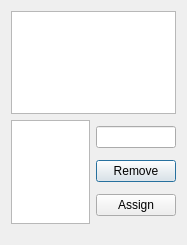
Before: the Qt Designer form keybindings.ui in CE-Programming/CEmu, drawn with Qt 5.
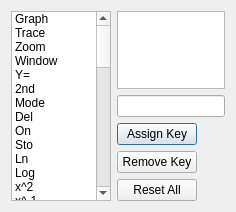
After: the same form once the commit is applied.

Patch:
```diff
--- a/keybindings.ui
+++ b/keybindings.ui
@@ -6,64 +6,353 @@
    <rect>
     <x>0</x>
     <y>0</y>
-    <width>187</width>
-    <height>245</height>
+    <width>236</width>
+    <height>212</height>
    </rect>
   </property>
   <property name="windowTitle">
    <string>Dialog</string>
   </property>
-  <layout class="QVBoxLayout" name="verticalLayout">
+  <layout class="QHBoxLayout" name="horizontalLayout">
    <item>
-    <widget class="QListWidget" name="listWidget"/>
+    <widget class="QListWidget" name="listKeys">
+     <property name="sizePolicy">
+      <sizepolicy hsizetype="Preferred" vsizetype="Preferred">
+       <horstretch>0</horstretch>
+       <verstretch>0</verstretch>
+      </sizepolicy>
+     </property>
+     <item>
+      <property name="text">
+       <string>Graph</string>
+      </property>
+     </item>
+     <item>
+      <property name="text">
+       <string>Trace</string>
+      </property>
+     </item>
+     <item>
+      <property name="text">
+       <string>Zoom</string>
+      </property>
+     </item>
+     <item>
+      <property name="text">
+       <string>Window</string>
+      </property>
+     </item>
+     <item>
+      <property name="text">
+       <string>Y=</string>
+      </property>
+     </item>
+     <item>
+      <property name="text">
+       <string>2nd</string>
+      </property>
+     </item>
+     <item>
+      <property name="text">
+       <string>Mode</string>
+      </property>
+     </item>
+     <item>
+      <property name="text">
+       <string>Del</string>
+      </property>
+     </item>
+     <item>
+      <property name="text">
+       <string>On</string>
+      </property>
+     </item>
+     <item>
+      <property name="text">
+       <string>Sto</string>
+      </property>
+     </item>
+     <item>
+      <property name="text">
+       <string>Ln</string>
+      </property>
+     </item>
+     <item>
+      <property name="text">
+       <string>Log</string>
+      </property>
+     </item>
+     <item>
+      <property name="text">
+       <string>x^2</string>
+      </property>
+     </item>
+     <item>
+      <property name="text">
+       <string>x^-1</string>
+      </property>
+     </item>
+     <item>
+      <property name="text">
+       <string>Math</string>
+      </property>
+     </item>
+     <item>
+      <property name="text">
+       <string>Alpha</string>
+      </property>
+     </item>
+     <item>
+      <property name="text">
+       <string>0</string>
+      </property>
+     </item>
+     <item>
+      <property name="text">
+       <string>1</string>
+      </property>
+     </item>
+     <item>
+      <property name="text">
+       <string>4</string>
+      </property>
+     </item>
+     <item>
+      <property name="text">
+       <string>7</string>
+      </property>
+     </item>
+     <item>
+      <property name="text">
+       <string>,</string>
+      </property>
+     </item>
+     <item>
+      <property name="text">
+       <string>Sin</string>
+      </property>
+     </item>
+     <item>
+      <property name="text">
+       <string>Apps</string>
+      </property>
+     </item>
+     <item>
+      <property name="text">
+       <string>X,T,0,n</string>
+      </property>
+     </item>
+     <item>
+      <property name="text">
+       <string>.</string>
+      </property>
+     </item>
+     <item>
+      <property name="text">
+       <string>2</string>
+      </property>
+     </item>
+     <item>
+      <property name="text">
+       <string>5</string>
+      </property>
+     </item>
+     <item>
+      <property name="text">
+       <string>8</string>
+      </property>
+     </item>
+     <item>
+      <property name="text">
+       <string>(</string>
+      </property>
+     </item>
+     <item>
+      <property name="text">
+       <string>Cos</string>
+      </property>
+     </item>
+     <item>
+      <property name="text">
+       <string>Prgm</string>
+      </property>
+     </item>
+     <item>
+      <property name="text">
+       <string>Stat</string>
+      </property>
+     </item>
+     <item>
+      <property name="text">
+       <string>(-)</string>
+      </property>
+     </item>
+     <item>
+      <property name="text">
+       <string>3</string>
+      </property>
+     </item>
+     <item>
+      <property name="text">
+       <string>6</string>
+      </property>
+     </item>
+     <item>
+      <property name="text">
+       <string>9</string>
+      </property>
+     </item>
+     <item>
+      <property name="text">
+       <string>)</string>
+      </property>
+     </item>
+     <item>
+      <property name="text">
+       <string>Tan</string>
+      </property>
+     </item>
+     <item>
+      <property name="text">
+       <string>Vars</string>
+      </property>
+     </item>
+     <item>
+      <property name="text">
+       <string>Enter</string>
+      </property>
+     </item>
+     <item>
+      <property name="text">
+       <string>+</string>
+      </property>
+     </item>
+     <item>
+      <property name="text">
+       <string>-</string>
+      </property>
+     </item>
+     <item>
+      <property name="text">
+       <string>x</string>
+      </property>
+     </item>
+     <item>
+      <property name="text">
+       <string>/</string>
+      </property>
+     </item>
+     <item>
+      <property name="text">
+       <string>^</string>
+      </property>
+     </item>
+     <item>
+      <property name="text">
+       <string>Clear</string>
+      </property>
+     </item>
+     <item>
+      <property name="text">
+       <string>Down</string>
+      </property>
+     </item>
+     <item>
+      <property name="text">
+       <string>Left</string>
+      </property>
+     </item>
+     <item>
+      <property name="text">
+       <string>Right</string>
+      </property>
+     </item>
+     <item>
+      <property name="text">
+       <string>Up</string>
+      </property>
+     </item>
+    </widget>
    </item>
    <item>
-    <layout class="QVBoxLayout" name="verticalLayout_3">
+    <layout class="QVBoxLayout" name="verticalLayout">
      <property name="rightMargin">
       <number>0</number>
      </property>
-     <property name="bottomMargin">
-      <number>10</number>
-     </property>
      <item>
-      <layout class="QHBoxLayout" name="horizontalLayout_2">
-       <property name="topMargin">
-        <number>0</number>
+      <widget class="QListWidget" name="listKeyValues">
+       <property name="sizePolicy">
+        <sizepolicy hsizetype="Maximum" vsizetype="Preferred">
+         <horstretch>0</horstretch>
+         <verstretch>0</verstretch>
+        </sizepolicy>
        </property>
-       <property name="rightMargin">
-        <number>0</number>
+      </widget>
+     </item>
+     <item>
+      <widget class="QLineEdit" name="keyEdit">
+       <property name="sizePolicy">
+        <sizepolicy hsizetype="Minimum" vsizetype="Fixed">
+         <horstretch>0</horstretch>
+         <verstretch>0</verstretch>
+        </sizepolicy>
        </property>
-       <item>
-        <widget class="QListWidget" name="listWidget_2"/>
-       </item>
-       <item>
-        <layout class="QVBoxLayout" name="verticalLayout_2">
-         <item>
-          <widget class="QLineEdit" name="lineEdit"/>
-         </item>
-         <item>
-          <widget class="QPushButton" name="buttonRemove">
-           <property name="sizePolicy">
-            <sizepolicy hsizetype="Maximum" vsizetype="Fixed">
-             <horstretch>0</horstretch>
-             <verstretch>0</verstretch>
-            </sizepolicy>
-           </property>
-           <property name="text">
-            <string>Remove</string>
-           </property>
-          </widget>
-         </item>
-         <item>
-          <widget class="QPushButton" name="buttonAssign">
-           <property name="text">
-            <string>Assign</string>
-           </property>
-          </widget>
-         </item>
-        </layout>
-       </item>
-      </layout>
+      </widget>
+     </item>
+     <item>
+      <widget class="QPushButton" name="buttonAssign">
+       <property name="sizePolicy">
+        <sizepolicy hsizetype="Maximum" vsizetype="Fixed">
+         <horstretch>0</horstretch>
+         <verstretch>0</verstretch>
+        </sizepolicy>
+       </property>
+       <property name="text">
+        <string>Assign Key</string>
+       </property>
+      </widget>
+     </item>
+     <item>
+      <widget class="QPushButton" name="buttonRemove">
+       <property name="sizePolicy">
+        <sizepolicy hsizetype="Maximum" vsizetype="Fixed">
+         <horstretch>0</horstretch>
+         <verstretch>0</verstretch>
+        </sizepolicy>
+       </property>
+       <property name="text">
+        <string>Remove Key</string>
+       </property>
+      </widget>
+     </item>
+     <item>
+      <spacer name="verticalSpacer">
+       <property name="orientation">
+        <enum>Qt::Vertical</enum>
+       </property>
+       <property name="sizeType">
+        <enum>QSizePolicy::Expanding</enum>
+       </property>
+       <property name="sizeHint" stdset="0">
+        <size>
+         <width>20</width>
+         <height>40</height>
+        </size>
+       </property>
+      </spacer>
+     </item>
+     <item>
+      <widget class="QPushButton" name="buttonReset">
+       <property name="sizePolicy">
+        <sizepolicy hsizetype="Maximum" vsizetype="Fixed">
+         <horstretch>0</horstretch>
+         <verstretch>0</verstretch>
+        </sizepolicy>
+       </property>
+       <property name="text">
+        <string>Reset All</string>
+       </property>
+      </widget>
      </item>
     </layout>
    </item>
```
Left out of the diff: 4 changed lines with no effect on the pictures.
